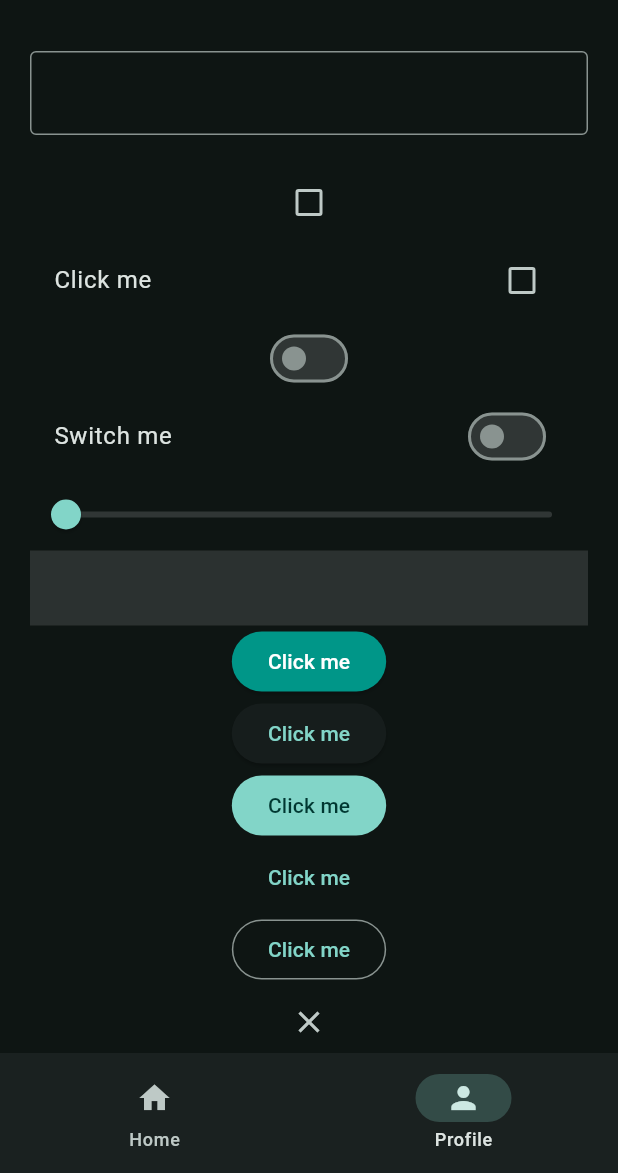
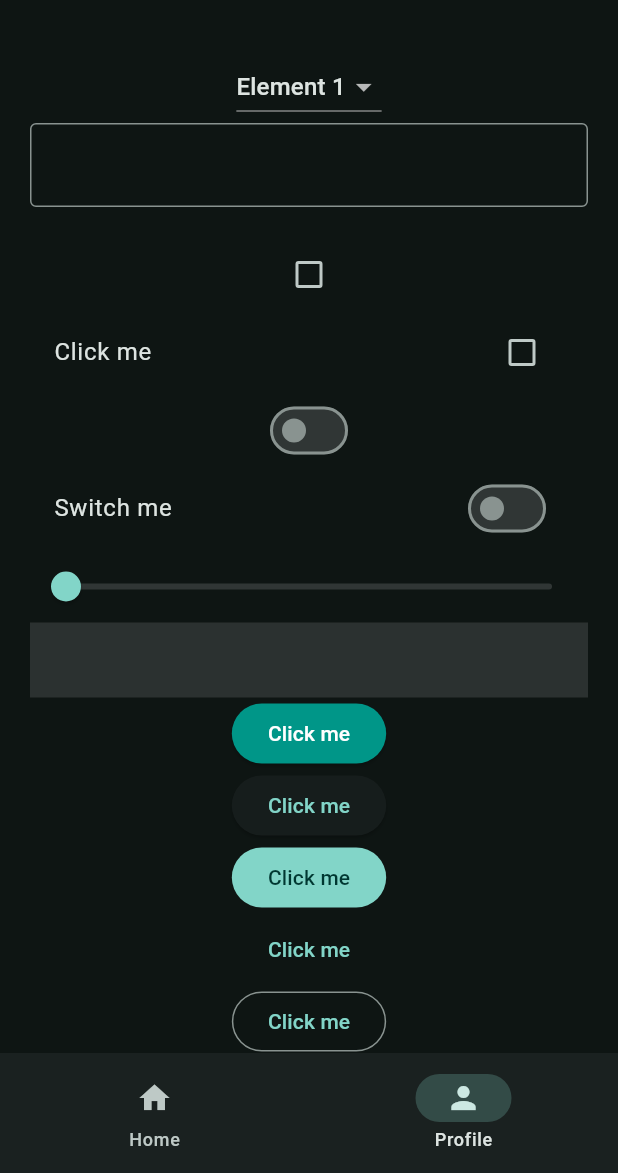
Before and after one commit to jack-gitundu/flutter_app, a Flutter app: the screen it shows after launch, item 2 of the bottom bar chosen, on a phone screen of 412 x 824 dp, the part 63-1236 px from its top. Run offline on Flutter 3.47's test engine with Material 3 defaults, Android fonts, the phone set to English and light mode, and no system bars.

Commit message:
add dropdown menus

```diff
--- a/lib/views/pages/profile_page.dart
+++ b/lib/views/pages/profile_page.dart
@@ -12,6 +12,7 @@ class _ProfilePageState extends State<ProfilePage> {
   bool? isChecked = false;
   bool isSwitched = false;
   double sliderValue = 0.0;
+  String? menuItem = 'e1';
 
   @override
   Widget build(BuildContext context) {
@@ -20,6 +21,28 @@ class _ProfilePageState extends State<ProfilePage> {
         padding: const EdgeInsets.all(20.0),
         child: Column(
           children: [
+            DropdownButton(
+              value: menuItem,
+              items: [
+                DropdownMenuItem(
+                  value: 'e1',
+                  child: Text('Element 1'),
+                ),
+                DropdownMenuItem(
+                  value: 'e2',
+                  child: Text('Element 2'),
+                ),
+                DropdownMenuItem(
+                  value: 'e3',
+                  child: Text('Element 3'),
+                ),
+              ],
+              onChanged: (String? value) {
+                setState(() {
+                  menuItem = value;
+                });
+              },
+            ),
             TextField(
               controller: controller,
               decoration: InputDecoration(
@@ -88,9 +111,7 @@ class _ProfilePageState extends State<ProfilePage> {
             ElevatedButton(
               onPressed: () {},
               style: ElevatedButton.styleFrom(
-                backgroundColor: Colors.teal,
-                foregroundColor: Colors.white
-              ),
+                  backgroundColor: Colors.teal, foregroundColor: Colors.white),
               child: Text('Click me'),
             ),
             ElevatedButton(
```
